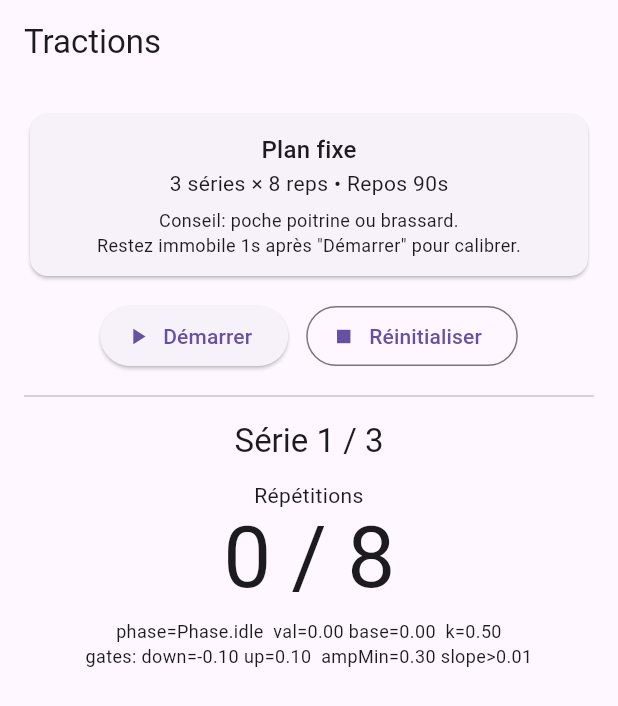
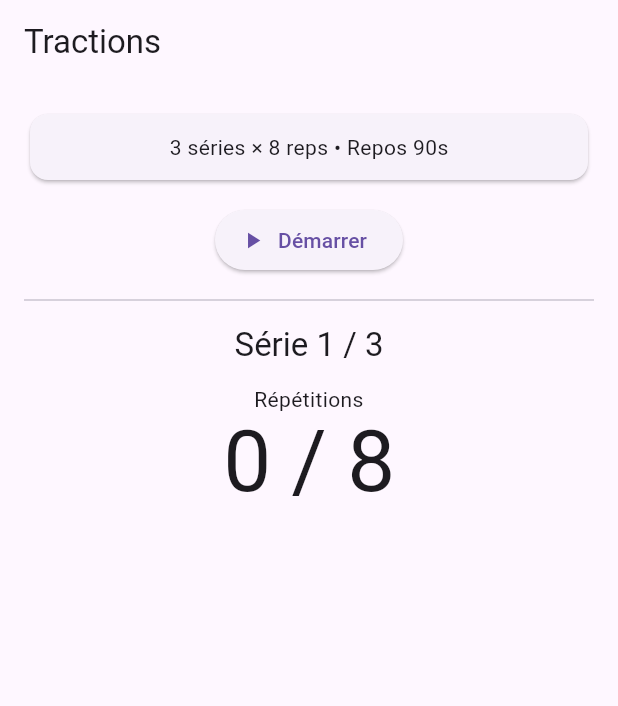
Before and after one commit to Louen12/natation, a Flutter app: the screen it shows after launch, after a tap on "Démarrer", on a phone screen of 412 x 824 dp. Shown: the top 706 px of the screen. Run offline on Flutter 3.47's test engine with Material 3 defaults, Android fonts, the phone set to English and light mode, and no system bars; our stand-ins replace sensors_plus.

Commit message:
rename tjtq_traction files and update imports for traction feature

```diff
--- a/lib/main.dart
+++ b/lib/main.dart
@@ -1,5 +1,5 @@
 import 'package:flutter/material.dart';
-import 'screens/tjtq_traction_screen.dart';
+import 'screens/traction_page.dart';
 
 void main() {
   runApp(const MyApp());
@@ -12,7 +12,7 @@ class MyApp extends StatelessWidget {
   Widget build(BuildContext context) {
     return const MaterialApp(
       debugShowCheckedModeBanner: false,
-      home: WorkoutScreen(),
+      home: TractionPage(),
     );
   }
 }
--- a/lib/screens/tjtq_traction_screen.dart
+++ b/lib/screens/traction_page.dart
@@ -1,20 +1,20 @@
 import 'dart:async';
 import 'dart:math' as math;
 import 'package:flutter/material.dart';
-import '../models/tjtq_traction.dart';
-import '../services/tjtq_traction_sensor_service.dart';
+import '../models/traction.dart';
+import '../services/traction_sensor_service.dart';
 
 /// 1 rep = descent -> bottom -> ascent validée
 enum Phase { idle, descent, bottom, ascent }
 
-class WorkoutScreen extends StatefulWidget {
-  const WorkoutScreen({super.key});
+class TractionPage extends StatefulWidget {
+  const TractionPage({super.key});
   @override
-  State<WorkoutScreen> createState() => _WorkoutScreenState();
+  State<TractionPage> createState() => _TractionPageState();
 }
 
-class _WorkoutScreenState extends State<WorkoutScreen> {
-  // Plan fixe
+class _TractionPageState extends State<TractionPage> {
+  // Plan fixe pour tests
   static const TractionPlan plan = TractionPlan.defaultPlan;
 
   // État séance
@@ -33,7 +33,7 @@ class _WorkoutScreenState extends State<WorkoutScreen> {
   // FSM
   Phase _phase = Phase.idle;
   DateTime _phaseStart = DateTime.now();
-  DateTime _workoutStarted = DateTime.now();
+  DateTime _tractionStarted = DateTime.now();
 
   // Seuils adaptatifs (noyau)
   double base = 0.0;      // baseline lente
@@ -89,7 +89,7 @@ class _WorkoutScreenState extends State<WorkoutScreen> {
 
     base = mu;
 
-    // Portes basses = franchissement facile
+    // Portes basses
     final gate = math.max(0.15, sigma * 1.2);
     downGate = -gate;
     upGate   =  gate;
@@ -107,14 +107,14 @@ class _WorkoutScreenState extends State<WorkoutScreen> {
   // -------- “Laxisme progressif” de démarrage --------
   // k < 1.0 => plus tolérant
   double _leniencyScale() {
-    final since = DateTime.now().difference(_workoutStarted);
-    if (since < const Duration(seconds: 25) && currentReps < 2) return 0.5;   // très laxiste
-    if (since < const Duration(seconds: 45) && currentReps < 4) return 0.75; // laxiste
+    final since = DateTime.now().difference(_tractionStarted);
+    if (since < const Duration(seconds: 25) && currentReps < 2) return 0.5;
+    if (since < const Duration(seconds: 45) && currentReps < 4) return 0.75;
     return 1.0; // normal
   }
 
   // -------- Contrôles séance --------
-  void _startWorkout() async {
+  void _startTraction() async {
     setState(() {
       currentSet = 1;
       currentReps = 0;
@@ -122,7 +122,7 @@ class _WorkoutScreenState extends State<WorkoutScreen> {
       restRemaining = 0;
       _phase = Phase.idle;
       _phaseStart = DateTime.now();
-      _workoutStarted = DateTime.now();
+      _tractionStarted = DateTime.now();
     });
 
     await _calibrate();
@@ -296,7 +296,7 @@ class _WorkoutScreenState extends State<WorkoutScreen> {
           content: const Text('Tu as terminé toutes les séries !'),
           actions: [
             TextButton(
-              onPressed: () { Navigator.pop(context); _stopWorkout(); },
+              onPressed: () { Navigator.pop(context); _stopTraction(); },
               child: const Text('OK'),
             ),
           ],
@@ -330,7 +330,7 @@ class _WorkoutScreenState extends State<WorkoutScreen> {
     });
   }
 
-  void _stopWorkout() {
+  void _stopTraction() {
     _sub?.cancel();
     _restTimer?.cancel();
     setState(() {
@@ -358,17 +358,9 @@ class _WorkoutScreenState extends State<WorkoutScreen> {
                 padding: const EdgeInsets.all(12),
                 child: Column(
                   children: [
-                    Text('Plan fixe', style: Theme.of(context).textTheme.titleMedium),
                     Text(
                       '${plan.sets} séries × ${plan.repsPerSet} reps • Repos ${plan.restSeconds}s',
                       style: Theme.of(context).textTheme.bodyMedium,
-                    ),
-                    const SizedBox(height: 6),
-                    const Text(
-                      'Conseil: poche poitrine ou brassard.\n'
-                          'Restez immobile 1s après "Démarrer" pour calibrer.',
-                      textAlign: TextAlign.center,
-                      style: TextStyle(fontSize: 12),
                     ),
                   ],
                 ),
@@ -380,15 +372,9 @@ class _WorkoutScreenState extends State<WorkoutScreen> {
               mainAxisAlignment: MainAxisAlignment.center,
               children: [
                 ElevatedButton.icon(
-                  onPressed: _startWorkout,
+                  onPressed: _startTraction,
                   icon: const Icon(Icons.play_arrow),
                   label: const Text('Démarrer'),
-                ),
-                const SizedBox(width: 12),
-                OutlinedButton.icon(
-                  onPressed: _stopWorkout,
-                  icon: const Icon(Icons.stop),
-                  label: const Text('Réinitialiser'),
                 ),
               ],
             ),
@@ -422,15 +408,6 @@ class _WorkoutScreenState extends State<WorkoutScreen> {
                 style: Theme.of(context).textTheme.displayLarge,
                 textAlign: TextAlign.center,
               ),
-              const SizedBox(height: 8),
-              Text(
-                // Debug utile : on affiche aussi le facteur de laxisme k
-                'phase=$_phase  val=${val.toStringAsFixed(2)} base=${base.toStringAsFixed(2)}  k=${k.toStringAsFixed(2)}\n'
-                    'gates: down=${(downGate*k).toStringAsFixed(2)} up=${(upGate*k).toStringAsFixed(2)}  '
-                    'ampMin=${(ampThresh*k).toStringAsFixed(2)} slope>${(slopeEps*k).toStringAsFixed(2)}',
-                textAlign: TextAlign.center,
-                style: const TextStyle(fontSize: 12),
-              ),
             ],
           ],
         ),
```
Also changed, not shown: lib/models/traction.dart (renamed from lib/models/tjtq_traction.dart), lib/services/traction_sensor_service.dart (renamed from lib/services/tjtq_traction_sensor_service.dart).
